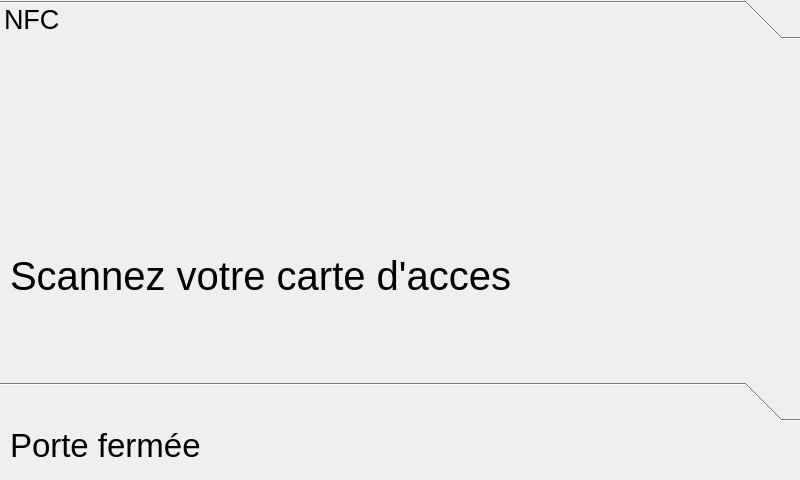
Before: the Qt Designer form GUI.ui in gomme600/accessocampus, drawn with Qt 5.
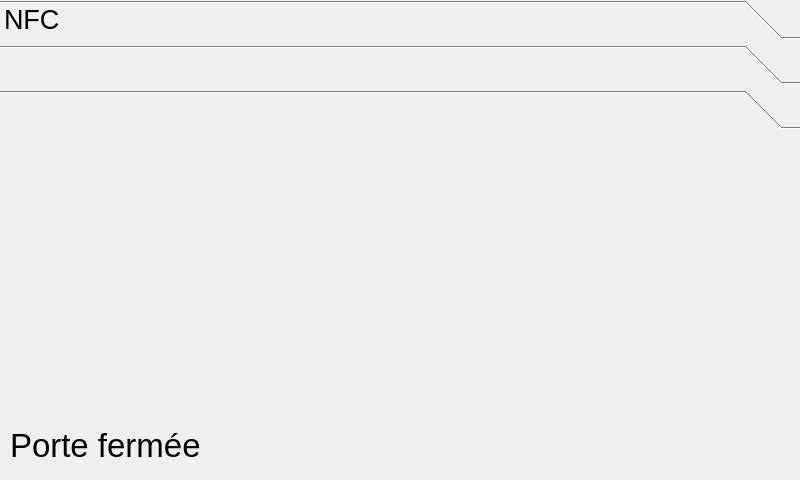
After: the same form once the commit is applied. The open tabs and pages were chosen to show the change. Icons and pictures are not drawn.

Commit message: updated GUI.ui, added face detection tab

The edit to the form file:
```diff
--- a/GUI.ui
+++ b/GUI.ui
@@ -58,7 +58,7 @@
        <x>0</x>
        <y>0</y>
        <width>801</width>
-       <height>327</height>
+       <height>280</height>
       </rect>
      </property>
      <attribute name="label">
@@ -253,6 +253,24 @@
       </property>
      </widget>
     </widget>
+    <widget class="QWidget" name="page_3">
+     <attribute name="label">
+      <string/>
+     </attribute>
+     <widget class="QLabel" name="label">
+      <property name="geometry">
+       <rect>
+        <x>220</x>
+        <y>10</y>
+        <width>360</width>
+        <height>240</height>
+       </rect>
+      </property>
+      <property name="text">
+       <string/>
+      </property>
+     </widget>
+    </widget>
    </widget>
    <widget class="QLabel" name="label_statut_porte">
     <property name="geometry">
```
Left out of the diff: 2 changed lines with no effect on the pictures.
